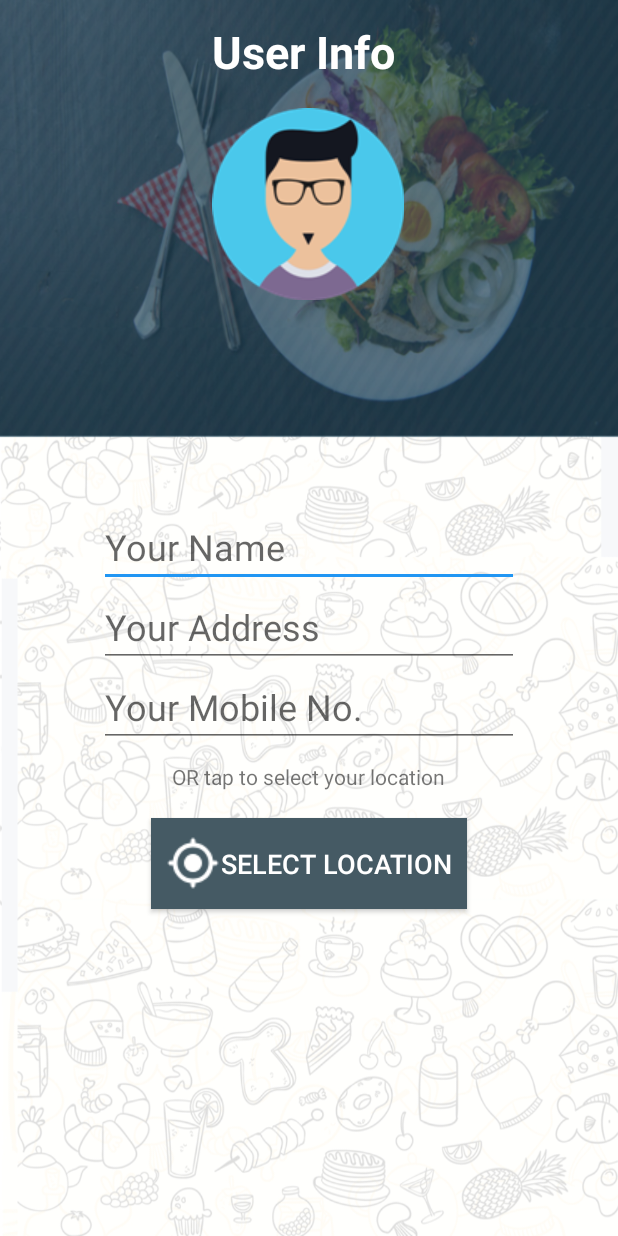
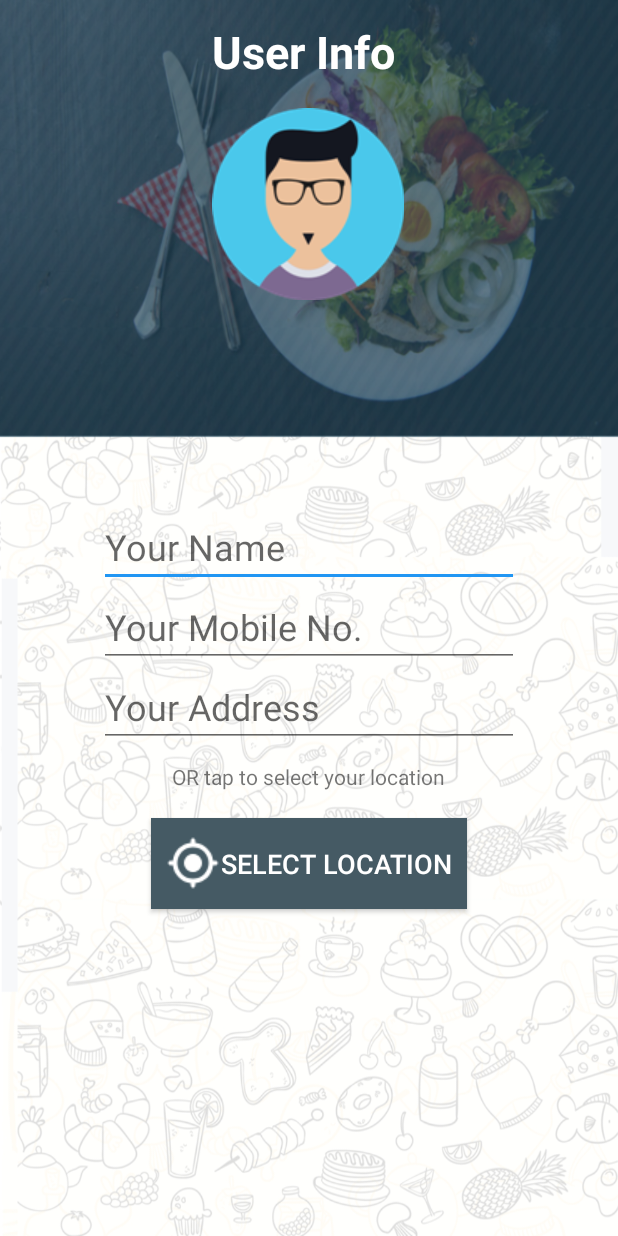
Before and after one commit to Adityagkar/BookMyTiffin, an Android app: the layout activity_details.xml on its own in the app's theme, with its tools: preview values and no code run, on a phone screen of 412 x 824 dp. Run offline under Robolectric (Android 15) with nearby library versions, the phone set to English and light mode, and no system bars.

Commit message:
new push

```diff
--- a/app/src/main/java/com/example/bookmytiffin/DetailsActivity.java
+++ b/app/src/main/java/com/example/bookmytiffin/DetailsActivity.java
@@ -50,8 +50,6 @@ public class DetailsActivity extends AppCompatActivity {
         super.onBackPressed();
         Intent a = new Intent(DetailsActivity.this,DecisionActivity.class);
         startActivity(a);
-
-
 
     }
     @Override
--- a/app/src/main/java/com/example/bookmytiffin/GoogleSignInActivity.java
+++ b/app/src/main/java/com/example/bookmytiffin/GoogleSignInActivity.java
@@ -36,6 +36,7 @@ public class GoogleSignInActivity extends AppCompatActivity {
     SignInButton signInButton;
     Button signout;
     CheckBox remember;
+
 
     @Override
     protected void onCreate(Bundle savedInstanceState) {
@@ -98,7 +99,7 @@ public class GoogleSignInActivity extends AppCompatActivity {
     @Override
     protected void onStop() {
         super.onStop();
-        FirebaseAuth.getInstance().signOut();
+    //    FirebaseAuth.getInstance().signOut();
     }
     private void signIn() {
         Intent signInIntent = mGoogleSignInClient.getSignInIntent();
@@ -143,6 +144,7 @@ public class GoogleSignInActivity extends AppCompatActivity {
                                 SharedPreferences sharedpreferences = getSharedPreferences("MyDetails", Context.MODE_PRIVATE);
                                 SharedPreferences.Editor editor = sharedpreferences.edit();
                                 editor.putString("STATUS","TRUE");
+                                editor.putString("USERNAME",acct.getId());
                                 editor.commit();}
 
 
--- a/app/src/main/java/com/example/bookmytiffin/MapsActivity.java
+++ b/app/src/main/java/com/example/bookmytiffin/MapsActivity.java
@@ -92,7 +92,7 @@ public class MapsActivity extends FragmentActivity implements OnMapReadyCallback
             String temp=locationName(newLoc);
 
             mMap.moveCamera(CameraUpdateFactory.newLatLng(newLoc));
-
+            mMap.animateCamera(CameraUpdateFactory.newLatLngZoom(newLoc, 20.0f));
         }
 
         @Override
@@ -128,6 +128,7 @@ public class MapsActivity extends FragmentActivity implements OnMapReadyCallback
         String tempo=locationName(sydney);
         mMap.getUiSettings().setMapToolbarEnabled(false);
         mMap.moveCamera(CameraUpdateFactory.newLatLng(sydney));
+        mMap.animateCamera(CameraUpdateFactory.newLatLngZoom(sydney, 20.0f));
 
         mMap.setOnMarkerDragListener(new GoogleMap.OnMarkerDragListener() {
             @Override
--- a/app/src/main/res/layout/activity_details.xml
+++ b/app/src/main/res/layout/activity_details.xml
@@ -38,21 +38,6 @@
             app:layout_constraintVertical_bias="0.964" />
 
         <EditText
-            android:id="@+id/editText2"
-            android:layout_width="wrap_content"
-            android:layout_height="wrap_content"
-            android:ems="10"
-            android:hint="@string/your_address"
-            android:inputType="textPostalAddress"
-            android:textSize="24sp"
-            app:layout_constraintBottom_toBottomOf="@+id/location2"
-            app:layout_constraintEnd_toEndOf="parent"
-            app:layout_constraintHorizontal_bias="0.496"
-            app:layout_constraintStart_toStartOf="parent"
-            app:layout_constraintTop_toBottomOf="@+id/imageView"
-            app:layout_constraintVertical_bias="0.524" />
-
-        <EditText
             android:id="@+id/mobile"
             android:layout_width="wrap_content"
             android:layout_height="wrap_content"
@@ -68,6 +53,21 @@
             app:layout_constraintHorizontal_bias="0.495"
             app:layout_constraintStart_toStartOf="parent"
             app:layout_constraintTop_toBottomOf="@+id/imageView" />
+
+        <EditText
+            android:id="@+id/editText2"
+            android:layout_width="wrap_content"
+            android:layout_height="wrap_content"
+            android:ems="10"
+            android:hint="@string/your_address"
+            android:inputType="textPostalAddress"
+            android:textSize="24sp"
+            app:layout_constraintBottom_toBottomOf="@+id/location2"
+            app:layout_constraintEnd_toEndOf="parent"
+            app:layout_constraintHorizontal_bias="0.496"
+            app:layout_constraintStart_toStartOf="parent"
+            app:layout_constraintTop_toBottomOf="@+id/imageView"
+            app:layout_constraintVertical_bias="0.524" />
 
         <TextView
             android:id="@+id/textView6"
```
Also changed, not shown: app/src/main/java/com/example/bookmytiffin/LoginActivity.java (+20 -0 lines), app/src/main/java/com/example/bookmytiffin/SplashActivity.java (+10 -1 lines).
